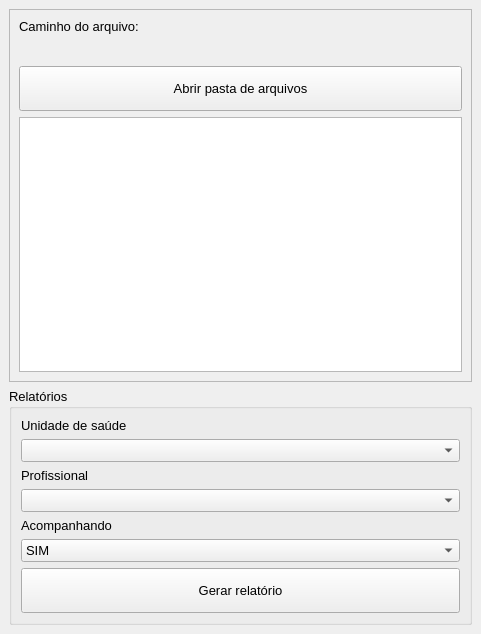
The window that tela_principal.ui (onacio/bfa) describes before a commit, drawn with Qt 5.
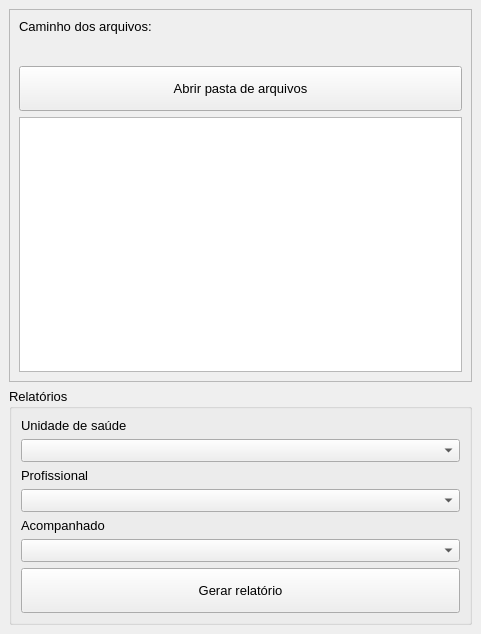
The same window after the commit. Icons and pictures are not drawn.

Commit message: Atualizaçao da interface, implementação da função acompanhado

```diff
--- a/tela_principal.ui
+++ b/tela_principal.ui
@@ -36,7 +36,7 @@
        <item>
         <widget class="QLabel" name="label">
          <property name="text">
-          <string>&lt;html&gt;&lt;head/&gt;&lt;body&gt;&lt;p&gt;Caminho do arquivo:&lt;/p&gt;&lt;/body&gt;&lt;/html&gt;</string>
+          <string>&lt;html&gt;&lt;head/&gt;&lt;body&gt;&lt;p&gt;Caminho dos arquivos:&lt;/p&gt;&lt;/body&gt;&lt;/html&gt;</string>
          </property>
         </widget>
        </item>
@@ -105,27 +105,17 @@
        <item>
         <widget class="QLabel" name="label_4">
          <property name="text">
-          <string>&lt;html&gt;&lt;head/&gt;&lt;body&gt;&lt;p&gt;Acompanhando&lt;/p&gt;&lt;/body&gt;&lt;/html&gt;</string>
+          <string>&lt;html&gt;&lt;head/&gt;&lt;body&gt;&lt;p&gt;Acompanhado&lt;/p&gt;&lt;/body&gt;&lt;/html&gt;</string>
          </property>
         </widget>
        </item>
        <item>
         <widget class="QComboBox" name="cb_situacao">
-         <item>
-          <property name="text">
-           <string>SIM</string>
-          </property>
-         </item>
-         <item>
-          <property name="text">
-           <string>NÃO</string>
-          </property>
-         </item>
-         <item>
-          <property name="text">
-           <string>SEM INFORMAÇÃO</string>
-          </property>
-         </item>
+         <property name="font">
+          <font>
+           <pointsize>10</pointsize>
+          </font>
+         </property>
         </widget>
        </item>
        <item>
```
Left out of the diff: 32 changed lines with no effect on the pictures. The commit also changes 5 other files.
